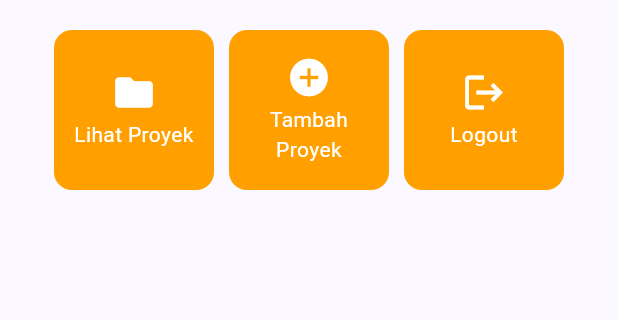
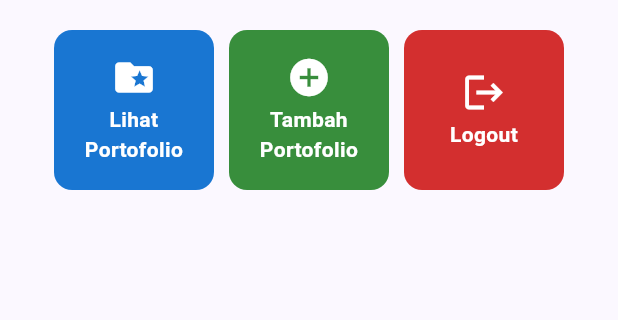
Before and after one commit to msyarifudin541-del/myportofolio_mobile, a Flutter app: the screen it shows after launch, on a phone screen of 412 x 824 dp, the part 357-677 px from its top. Run offline on Flutter 3.47's test engine with Material 3 defaults, Android fonts, the phone set to English and light mode, and no system bars.

Commit message:
Tugas 07: Implementasi warna unik per ItemCard dan perbaikan tata letak responsif

```diff
--- a/lib/menu.dart
+++ b/lib/menu.dart
@@ -1,5 +1,6 @@
 import 'package:flutter/material.dart';
 
+/// Kartu informasi ringkas untuk menampilkan identitas pemilik portofolio.
 class InfoCard extends StatelessWidget {
   final String title;
   final String content;
@@ -28,13 +29,16 @@ class InfoCard extends StatelessWidget {
   }
 }
 
+/// Model data untuk merepresentasikan tombol aksi beserta warna latarnya.
 class ItemHomepage {
   final String name;
   final IconData icon;
+  final Color color;
 
-  ItemHomepage(this.name, this.icon);
+  ItemHomepage(this.name, this.icon, this.color);
 }
 
+/// Kartu tombol aksi interaktif dengan efek sentuh InkWell dan umpan balik SnackBar.
 class ItemCard extends StatelessWidget {
   final ItemHomepage item;
 
@@ -43,14 +47,18 @@ class ItemCard extends StatelessWidget {
   @override
   Widget build(BuildContext context) {
     return Material(
-      color: Theme.of(context).colorScheme.secondary,
+      color: item.color,
       borderRadius: BorderRadius.circular(12),
       child: InkWell(
+        borderRadius: BorderRadius.circular(12),
         onTap: () {
           ScaffoldMessenger.of(context)
             ..hideCurrentSnackBar()
             ..showSnackBar(
-              SnackBar(content: Text("Kamu telah me-nekan tombol ${item.name}!")),
+              SnackBar(
+                content: Text("Kamu telah menekan tombol ${item.name}!"),
+                behavior: SnackBarBehavior.floating,
+              ),
             );
         },
         child: Container(
@@ -68,7 +76,10 @@ class ItemCard extends StatelessWidget {
                 Text(
                   item.name,
                   textAlign: TextAlign.center,
-                  style: const TextStyle(color: Colors.white),
+                  style: const TextStyle(
+                    color: Colors.white,
+                    fontWeight: FontWeight.w600,
+                  ),
                 ),
               ],
             ),
@@ -79,6 +90,7 @@ class ItemCard extends StatelessWidget {
   }
 }
 
+/// Halaman menu utama portofolio berbasis StatelessWidget.
 class MyHomePage extends StatelessWidget {
   MyHomePage({super.key});
 
@@ -87,9 +99,9 @@ class MyHomePage extends StatelessWidget {
   final String kelas = "PBP D";
 
   final List<ItemHomepage> items = [
-    ItemHomepage("Lihat Proyek", Icons.folder),
-    ItemHomepage("Tambah Proyek", Icons.add_circle),
-    ItemHomepage("Logout", Icons.logout),
+    ItemHomepage("Lihat Portofolio", Icons.folder_special, Colors.blue.shade700),
+    ItemHomepage("Tambah Portofolio", Icons.add_circle, Colors.green.shade700),
+    ItemHomepage("Logout", Icons.logout, Colors.red.shade700),
   ];
 
   @override
@@ -105,7 +117,8 @@ class MyHomePage extends StatelessWidget {
         ),
         backgroundColor: Theme.of(context).colorScheme.primary,
       ),
-      body: Padding(
+      body: SingleChildScrollView(
+        child: Padding(
           padding: const EdgeInsets.all(16.0),
           child: Column(
             crossAxisAlignment: CrossAxisAlignment.center,
@@ -133,7 +146,7 @@ class MyHomePage extends StatelessWidget {
                       ),
                     ),
                     GridView.count(
-                    primary: true,
+                      primary: false,
                       padding: const EdgeInsets.all(20),
                       crossAxisSpacing: 10,
                       mainAxisSpacing: 10,
@@ -149,6 +162,7 @@ class MyHomePage extends StatelessWidget {
             ],
           ),
         ),
+      ),
     );
   }
 }
```
Lines whose indentation alone changed are shown as unchanged.
